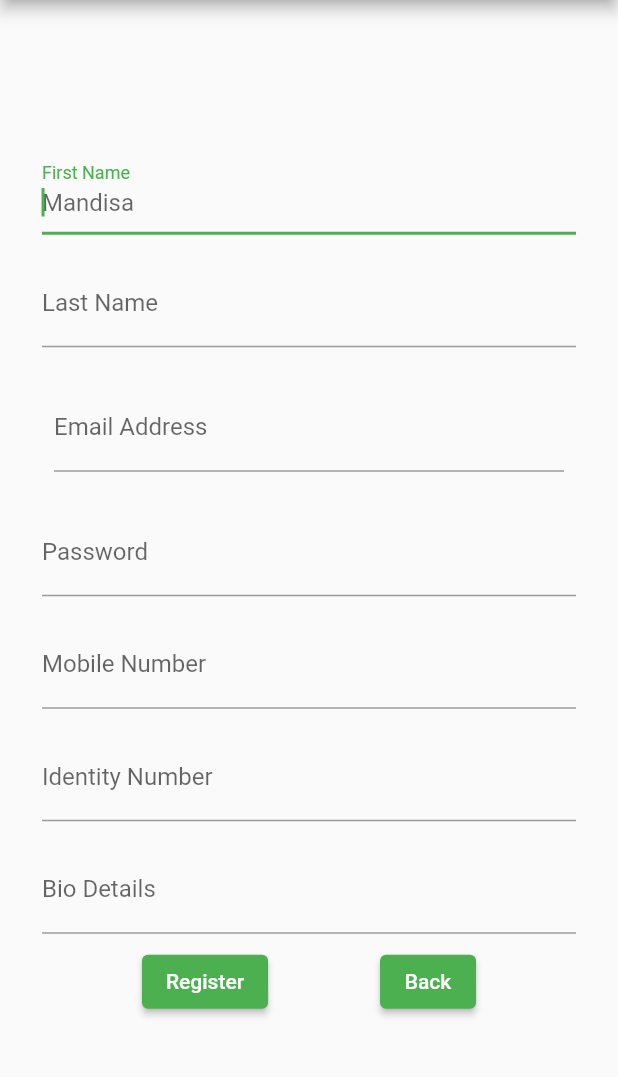
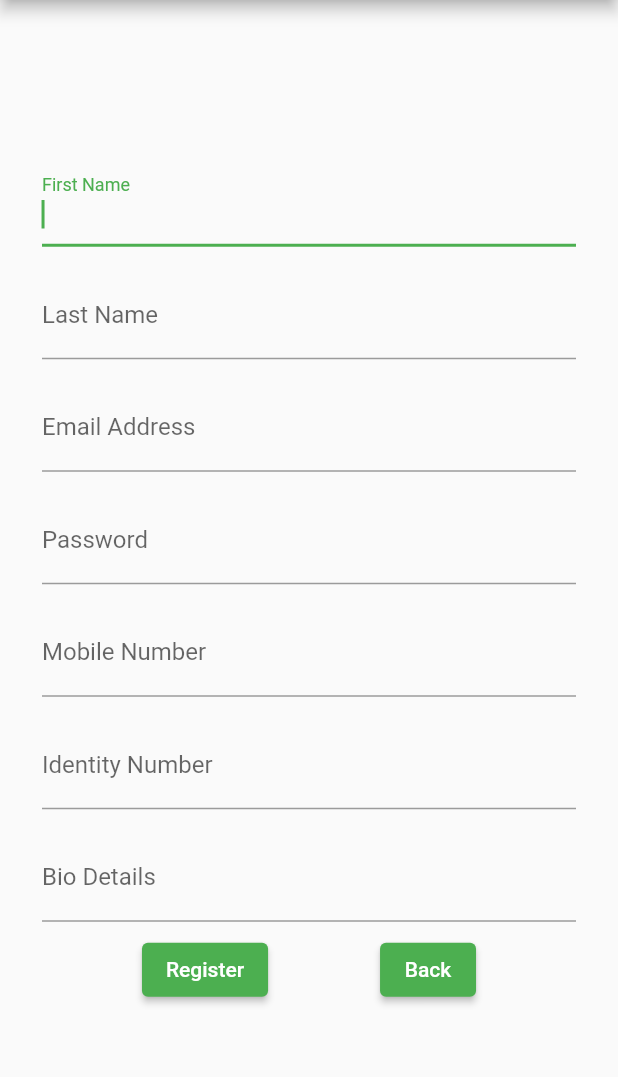
Before and after one commit to AwolNangoku/silver-computing-machine, a Flutter app: the Register screen opened by its route, on a phone screen of 412 x 824 dp, the part 84-1161 px from its top. Run offline on Flutter 3.47's test engine with Material 2 defaults, Android fonts, the phone set to English and light mode, and no system bars; our stand-ins replace cached_network_image, localstorage; accounts and stored records are empty.

Commit message:
code refactor

```diff
--- a/lib/screens/login.dart
+++ b/lib/screens/login.dart
@@ -74,7 +74,6 @@
                             child: TextFormField(
                           decoration: const InputDecoration(
                             border: UnderlineInputBorder(),
-                            hintText: '****************',
                             labelText: 'Password',
                           ),
                           obscureText: true,
--- a/lib/screens/register.dart
+++ b/lib/screens/register.dart
@@ -85,7 +85,6 @@
               textInputAction: TextInputAction.next,
               decoration: const InputDecoration(
                 border: UnderlineInputBorder(),
-                hintText: 'Mandisa',
                 labelText: 'First Name',
               ),
               onChanged: (value) {
@@ -98,7 +97,6 @@
                 child: TextFormField(
               decoration: const InputDecoration(
                 border: UnderlineInputBorder(),
-                hintText: 'Ngxakayi',
                 labelText: 'Last Name',
               ),
               onChanged: (value) {
@@ -106,8 +104,6 @@
               },
             ))),
         Padding(
-          padding: const EdgeInsets.symmetric(horizontal: 8, vertical: 8),
-          child: Padding(
           padding: const EdgeInsets.symmetric(horizontal: 8, vertical: 8),
           child: Expanded(
               child: TextFormField(
@@ -119,7 +115,7 @@
             onChanged: (value) {
               accountFormData.emailAddress = value;
             },
-              ))),
+          )),
         ),
         Padding(
             padding: const EdgeInsets.symmetric(horizontal: 8, vertical: 8),
@@ -127,7 +123,6 @@
                 child: TextFormField(
               decoration: const InputDecoration(
                 border: UnderlineInputBorder(),
-                hintText: '****************',
                 labelText: 'Password',
               ),
               obscureText: true,
```
Lines whose indentation alone changed are shown as unchanged.
